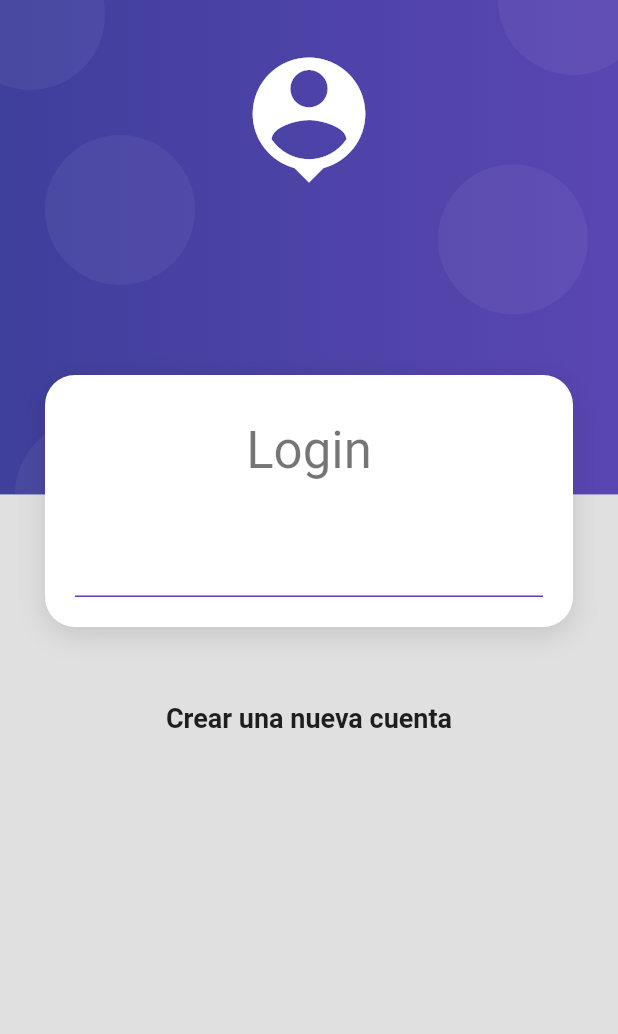
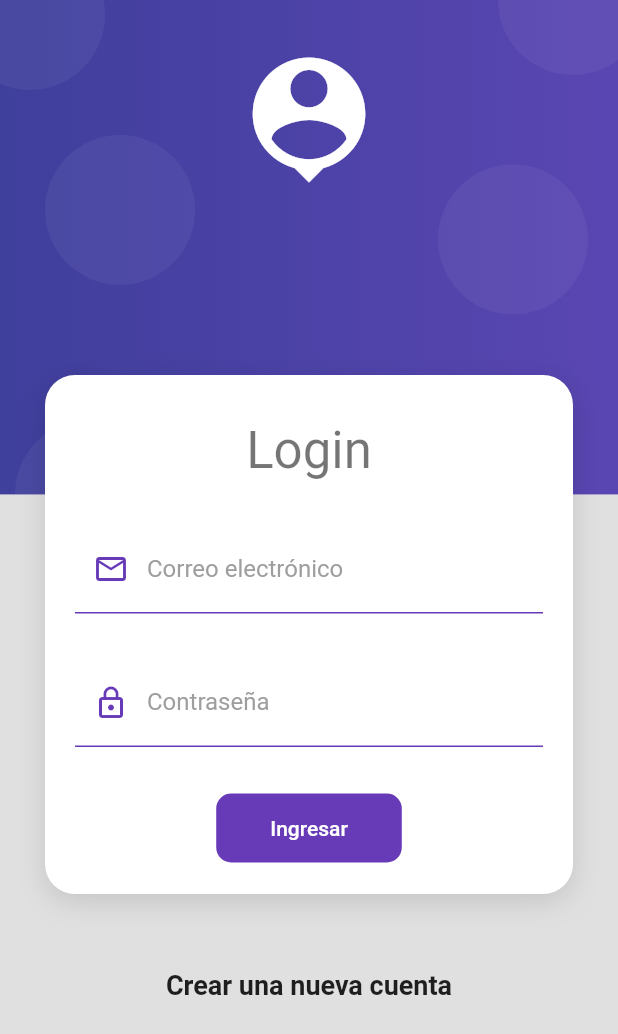
Before and after one commit to Akrata/productos_app, a Flutter app: the screen it shows after launch, on a phone screen of 412 x 824 dp. Shown: the top 1034 px of the screen. Run offline on Flutter 3.47's test engine with Material 2 defaults, Android fonts, the phone set to English and light mode, and no system bars.

Commit message:
Login finalizado

```diff
--- /dev/null
+++ b/lib/providers/login_form_provider.dart
@@ -0,0 +1,20 @@
+import 'package:flutter/material.dart';
+
+class LoginFormProvider extends ChangeNotifier {
+  GlobalKey<FormState> formKey = GlobalKey<FormState>();
+
+  String email = '';
+  String password = '';
+
+  bool _isLoading = false;
+
+  bool get isLoading => _isLoading;
+  set isLoading(bool value) {
+    _isLoading = value;
+    notifyListeners();
+  }
+
+  bool isValidForm() {
+    return formKey.currentState?.validate() ?? false;
+  }
+}
--- a/lib/screens/login_screen.dart
+++ b/lib/screens/login_screen.dart
@@ -1,5 +1,8 @@
 import 'package:flutter/material.dart';
+import 'package:productos_app/providers/login_form_provider.dart';
+import 'package:productos_app/ui/input_decorations.dart';
 import 'package:productos_app/widgets/widgets.dart';
+import 'package:provider/provider.dart';
 
 class LoginScreen extends StatelessWidget {
   const LoginScreen({Key? key}) : super(key: key);
@@ -26,14 +29,18 @@ class LoginScreen extends StatelessWidget {
                   const SizedBox(
                     height: 30,
                   ),
-                  _LoginForm(),
+                  ChangeNotifierProvider(
+                    create: (_) => LoginFormProvider(),
+                    child: _LoginForm(),
+                  ),
                 ]),
               ),
               const SizedBox(height: 50),
-              Text(
+              const Text(
                 'Crear una nueva cuenta',
                 style: TextStyle(fontSize: 18, fontWeight: FontWeight.bold),
               ),
+              const SizedBox(height: 50),
             ],
           ),
         ),
@@ -47,18 +54,81 @@ class _LoginForm extends StatelessWidget {
 
   @override
   Widget build(BuildContext context) {
+    final loginForm = Provider.of<LoginFormProvider>(context);
     return Container(
       child: Form(
-        //mantener la referencia al key
-        child: Column(children: [
-          TextFormField(
-            autocorrect: false,
-            keyboardType: TextInputType.emailAddress,
-            decoration: InputDecoration(
-                enabledBorder: UnderlineInputBorder(
-                    borderSide: BorderSide(color: Colors.deepPurple))),
-          ),
-        ]),
+        key: loginForm.formKey,
+        //TODO: mantener la referencia al key
+        autovalidateMode: AutovalidateMode.onUserInteraction,
+        child: Column(
+          children: [
+            TextFormField(
+              autocorrect: false,
+              keyboardType: TextInputType.emailAddress,
+              decoration: InputDecorations.authInputDecoration(
+                  hintText: 'jhon.doe@gmail.com',
+                  labelText: 'Correo electrónico',
+                  prefixIcon: Icons.email_outlined),
+              onChanged: (value) => loginForm.email = value,
+              validator: (value) {
+                String pattern =
+                    r'^(([^<>()[\]\\.,;:\s@\"]+(\.[^<>()[\]\\.,;:\s@\"]+)*)|(\".+\"))@((\[[0-9]{1,3}\.[0-9]{1,3}\.[0-9]{1,3}\.[0-9]{1,3}\])|(([a-zA-Z\-0-9]+\.)+[a-zA-Z]{2,}))$';
+
+                RegExp regExp = new RegExp(pattern);
+
+                return regExp.hasMatch(value ?? '')
+                    ? null
+                    : 'El valor ingresado no se ve como un correo';
+              },
+            ),
+            const SizedBox(
+              height: 30,
+            ),
+            TextFormField(
+                autocorrect: false,
+                keyboardType: TextInputType.visiblePassword,
+                obscureText: true,
+                decoration: InputDecorations.authInputDecoration(
+                  hintText: '*****',
+                  labelText: 'Contraseña',
+                  prefixIcon: Icons.lock_outline,
+                ),
+                onChanged: (value) => loginForm.password = value,
+                validator: (value) {
+                  return (value != null && value.length >= 6)
+                      ? null
+                      : 'La contraseña debe tener 6 caracteres como mínimo';
+                }),
+            const SizedBox(
+              height: 30,
+            ),
+            MaterialButton(
+              onPressed: loginForm.isLoading
+                  ? null
+                  : () async {
+                      FocusScope.of(context).unfocus();
+                      if (!loginForm.isValidForm()) return;
+                      loginForm.isLoading = true;
+                      await Future.delayed(const Duration(seconds: 2));
+                      loginForm.isLoading = false;
+                      Navigator.pushReplacementNamed(context, 'home');
+                    },
+              shape: RoundedRectangleBorder(
+                borderRadius: BorderRadius.circular(10),
+              ),
+              disabledColor: Colors.grey,
+              elevation: 0,
+              color: Colors.deepPurple,
+              child: Container(
+                padding: EdgeInsets.symmetric(horizontal: 20, vertical: 15),
+                child: Text(
+                  loginForm.isLoading ? 'Espere...' : 'Ingresar',
+                  style: TextStyle(color: Colors.white),
+                ),
+              ),
+            )
+          ],
+        ),
       ),
     );
   }
--- /dev/null
+++ b/lib/ui/input_decorations.dart
@@ -0,0 +1,28 @@
+import 'package:flutter/material.dart';
+
+class InputDecorations {
+  static InputDecoration authInputDecoration({
+    required String hintText,
+    required String labelText,
+    IconData? prefixIcon,
+  }) {
+    return InputDecoration(
+        enabledBorder: const UnderlineInputBorder(
+          borderSide: BorderSide(color: Colors.deepPurple),
+        ),
+        focusedBorder: const UnderlineInputBorder(
+          borderSide: BorderSide(
+            color: Colors.deepPurple,
+            width: 2,
+          ),
+        ),
+        hintText: hintText,
+        labelText: labelText,
+        labelStyle: const TextStyle(
+          color: Colors.grey,
+        ),
+        prefixIcon: prefixIcon != null
+            ? Icon(prefixIcon, color: Colors.deepPurple)
+            : null);
+  }
+}
--- a/lib/widgets/auth_background.dart
+++ b/lib/widgets/auth_background.dart
@@ -27,8 +27,8 @@ class _HeaderIcon extends StatelessWidget {
     return SafeArea(
       child: Container(
         width: double.infinity,
-        margin: EdgeInsets.only(top: 30),
-        child: Icon(
+        margin: const EdgeInsets.only(top: 30),
+        child: const Icon(
           Icons.person_pin,
           color: Colors.white,
           size: 100,
```
Also changed, not shown: pubspec.yaml (+4 -12 lines), pubspec.lock.
